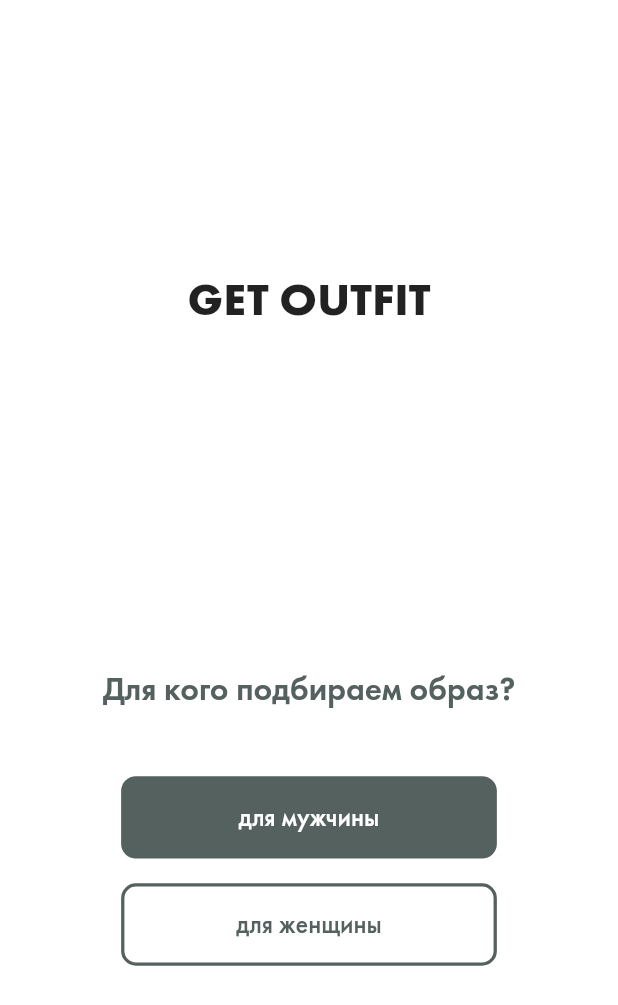
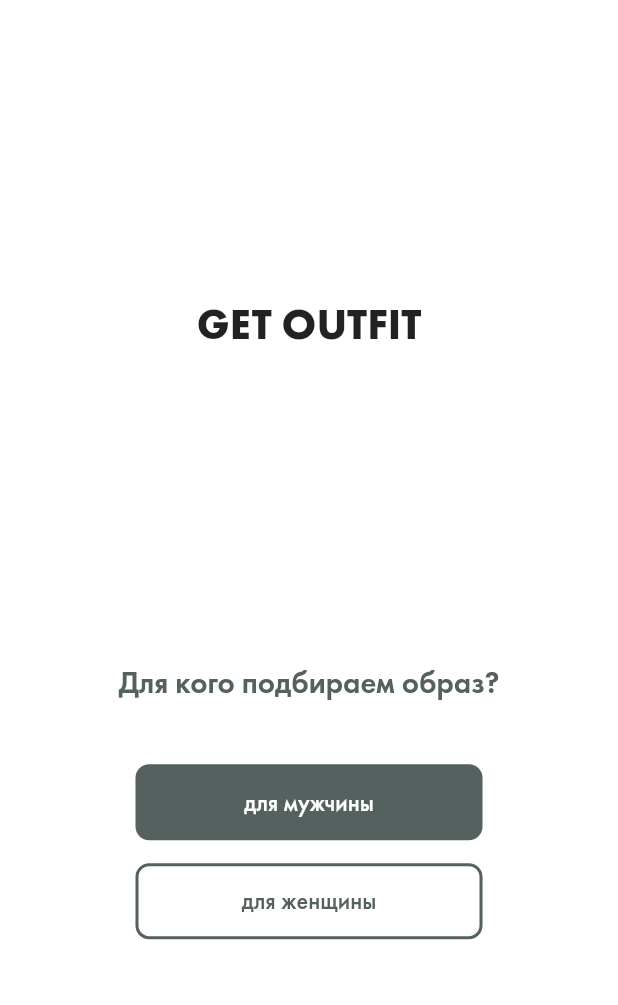
Before and after one commit to dbystruev/Get-Outfit, a Flutter app: the screen it shows after launch, after a tap on "Войти", on a phone screen of 412 x 824 dp. Shown: the top 1005 px of the screen. Run offline on Flutter 3.47's test engine with Material 2 defaults, Android fonts, the phone set to English and light mode, and no system bars.

```diff
--- a/lib/design/scale.dart
+++ b/lib/design/scale.dart
@@ -8,7 +8,7 @@ import 'dart:math';
 import 'package:flutter/material.dart';
 
 mixin Scale {
-  static const double defaultHeight = 375;
+  static const double defaultHeight = 812;
   static const double defaultWidth = 375;
 
   bool isHorizontal(BuildContext context) =>
@@ -22,9 +22,11 @@ mixin Scale {
     final double screenHeight = MediaQuery.of(context).size.height;
     final double screenWidth = MediaQuery.of(context).size.width;
     final double horizontalScale = screenWidth / width;
-    final double verticalScale = screenHeight / height;
+    final double verticalScale =
+        screenHeight < screenWidth ? 1 : screenHeight / height;
     final double scale = min(horizontalScale, verticalScale);
-    print('DEBUG in lib/design/scale.dart line 27: scale = $scale');
+    print(
+        'DEBUG in lib/design/scale.dart line 29: screenHeight = $screenHeight, screenWidth = $screenWidth, scale = $scale');
     return scale;
   }
 }
--- a/lib/models/question+all.dart
+++ b/lib/models/question+all.dart
@@ -10,7 +10,8 @@ extension AllQuestions on Question {
   static List<List<Question>> get local => [
         // Page 1 of 5
         [
-          Question.header('Здравствуйте!\nРасскажите нам о себе,\nэто займет не более 8 минут.'),
+          Question.header(
+              'Здравствуйте!\nРасскажите нам о себе,\nэто займет не более 8 минут.'),
           Question('Давайте познакомимся. Как вас зовут?'),
           // Question.header('Образ жизни'),
           Question.singleChoice(
@@ -159,7 +160,7 @@ extension AllQuestions on Question {
               'Классические туфли',
               'Лоферы',
               'Ботинки',
-              'Слипоны',
+              'Сл��поны',
               'Мокасины',
               'Сандали',
             ],
@@ -504,6 +505,7 @@ extension AllQuestions on Question {
         ],
         // Page 5 of 5
         [
+          Question.header('Завершение'),
           Question.yesNo(
               'Готовы ли вы рассмотреть покупку вещей в магазинах, требующих предоплату по банковской карте (ассортимент будет шире)?'),
           Question.dropdownFemale(
--- a/lib/screens/gender.dart
+++ b/lib/screens/gender.dart
@@ -14,22 +14,19 @@ import 'package:get_outfit/widgets/futura.dart';
 class GenderScreen extends StatelessWidget with Scale {
   @override
   Widget build(BuildContext context) {
-    print('DEBUG in lib/screens/launch.dart line 16: GenderScreen.build');
-    final double scale = getScale(context, height: 460);
+    print('DEBUG in lib/screens/launch.dart line 17: GenderScreen.build');
+    final double scale = getScale(context);
     return Scaffold(
       body: Center(
         child: Column(
           children: <Widget>[
             FuturaText.bold('GET OUTFIT', fontSize: 28 * scale),
-            SizedBox(
-                height:
-                    (isHorizontal(context) && scale < 1 ? 15 : 205) * scale),
+            SizedBox(height: (isHorizontal(context) ? 15 : 205) * scale),
             FuturaDemiText.w500(
               'Для кого подбираем образ?',
               fontSize: 20 * scale,
             ),
-            SizedBox(
-                height: (isHorizontal(context) && scale < 1 ? 15 : 41) * scale),
+            SizedBox(height: (isHorizontal(context) ? 15 : 41) * scale),
             ButtonWidget(
               'для мужчины',
               buttonColor: Color(0xFF54615F),
--- a/lib/screens/launch.dart
+++ b/lib/screens/launch.dart
@@ -13,11 +13,11 @@ class LaunchScreen extends StatelessWidget with Scale {
   static bool built = false;
   @override
   Widget build(BuildContext context) {
+    print('DEBUG in lib/screens/launch.dart line 16: LaunchScreen.build');
     if (!built) {
       built = true;
       navigateWithDelay(context, 3);
     }
-    print('DEBUG in lib/screens/launch.dart line 20: LaunchScreen.build');
     final double scale = getScale(context);
     return Scaffold(
       body: GestureDetector(
--- a/lib/screens/login.dart
+++ b/lib/screens/login.dart
@@ -23,20 +23,16 @@ class _LoginScreenState extends State<LoginScreen> with Scale {
   @override
   Widget build(BuildContext context) {
     print('DEBUG in lib/screens/login.dart line 25: _LoginScreenState.build');
-    final double scale = getScale(context, height: 680);
+    final double scale = getScale(context);
     return Scaffold(
       body: SafeArea(
         child: Center(
           child: ListView(
             children: <Widget>[
               FuturaText.bold('GET OUTFIT', fontSize: 28 * scale),
-              SizedBox(
-                  height:
-                      (isHorizontal(context) && scale < 1 ? 15 : 132) * scale),
+              SizedBox(height: (isHorizontal(context) ? 15 : 132) * scale),
               FuturaDemiText.w500('Добро пожаловать!', fontSize: 20 * scale),
-              SizedBox(
-                  height:
-                      (isHorizontal(context) && scale < 1 ? 15 : 45) * scale),
+              SizedBox(height: (isHorizontal(context) ? 15 : 45) * scale),
               FormWidget.login(
                 controller: emailController,
                 fontSize: 17 * scale,
@@ -56,7 +52,7 @@ class _LoginScreenState extends State<LoginScreen> with Scale {
                 buttonColor: Color(0xFF54615F),
                 onPressed: () {
                   print(
-                      'DEBUG in lib/screens/login.dart line 59: e-mail selected');
+                      'DEBUG in lib/screens/login.dart line 55: e-mail selected');
                   Navigator.push(
                     context,
                     MaterialPageRoute(
@@ -66,9 +62,7 @@ class _LoginScreenState extends State<LoginScreen> with Scale {
                 },
                 scale: scale,
               ),
-              SizedBox(
-                  height:
-                      (isHorizontal(context) && scale < 1 ? 15 : 45) * scale),
+              SizedBox(height: (isHorizontal(context) ? 15 : 45) * scale),
               ButtonWidget(
                 'Войти через Google',
                 borderColor: Color(0xFF54615F),
@@ -76,7 +70,7 @@ class _LoginScreenState extends State<LoginScreen> with Scale {
                 imageName: 'assets/images/g.png',
                 onPressed: () {
                   print(
-                      'DEBUG in lib/screens/login.dart line 79: google selected');
+                      'DEBUG in lib/screens/login.dart line 73: google selected');
                   Navigator.push(
                     context,
                     MaterialPageRoute(
@@ -91,7 +85,7 @@ class _LoginScreenState extends State<LoginScreen> with Scale {
               FlatButton(
                 onPressed: () {
                   print(
-                      'DEBUG in lib/screens/login.dart line 94: forgot password');
+                      'DEBUG in lib/screens/login.dart line 88: forgot password');
                   Navigator.pop(context);
                 },
                 child: FuturaMediumText.w500('Забыли пароль?',
@@ -119,12 +113,12 @@ class _LoginScreenState extends State<LoginScreen> with Scale {
     emailController.addListener(() {
       final String text = emailController.text;
       print(
-          'DEBUG in lib/screens/login.dart line 122 emailController.text = $text');
+          'DEBUG in lib/screens/login.dart line 116 emailController.text = $text');
     });
     passwordController.addListener(() {
       final String text = passwordController.text;
       print(
-          'DEBUG in lib/screens/login.dart line 127 passwordController.text = $text');
+          'DEBUG in lib/screens/login.dart line 121 passwordController.text = $text');
     });
   }
 }
```
Also changed, not shown: lib/screens/quiz.dart (+7 -6 lines), lib/widgets/footer.dart (+7 -3 lines), lib/widgets/footer_button.dart (+8 -2 lines), lib/widgets/question.dart (+5 -3 lines), 10 other files.
